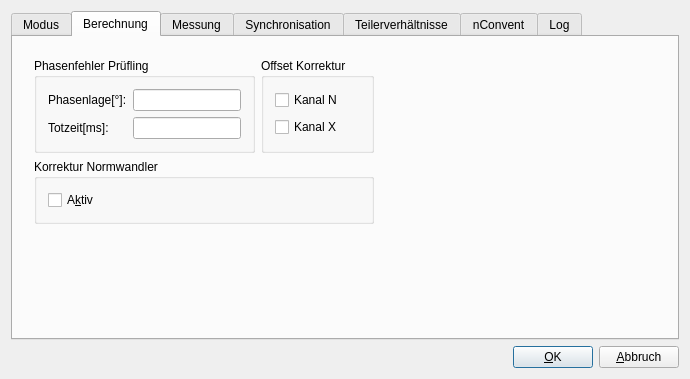
Before: the Qt Designer form wm3000u/confdialogbase.ui in ZeraGmbH/wm-project, drawn with Qt 5.
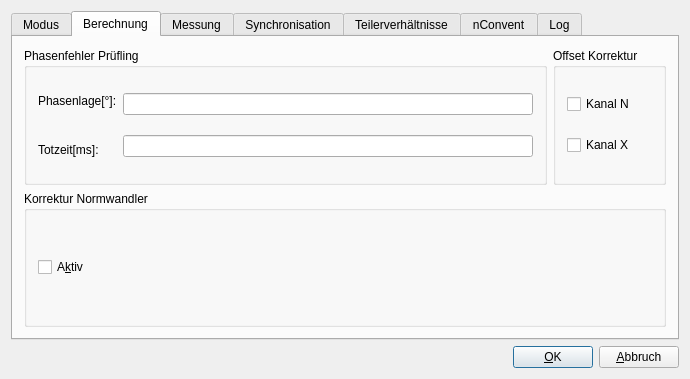
After: the same form once the commit is applied. The open tabs and pages were chosen to show the change.

Commit message: wm3000u/confdialogbase.ui adds nicer "Berechnung" GUI

Patch:
```diff
--- a/wm3000u/confdialogbase.ui
+++ b/wm3000u/confdialogbase.ui
@@ -194,19 +194,6 @@
         <attribute name="title">
          <string>Berechnung</string>
         </attribute>
-        <widget class="QWidget" name="layoutWidget">
-         <property name="geometry">
-          <rect>
-           <x>10</x>
-           <y>10</y>
-           <width>490</width>
-           <height>212</height>
-          </rect>
-         </property>
-         <layout class="QVBoxLayout" name="verticalLayout_11">
-          <item>
-           <layout class="QHBoxLayout" name="horizontalLayout_6">
-            <item>
              <layout class="QVBoxLayout" name="verticalLayout_10">
               <item>
                <layout class="QHBoxLayout" name="horizontalLayout_5">
@@ -314,43 +301,6 @@
                </widget>
               </item>
              </layout>
-            </item>
-            <item>
-             <spacer name="spacer14_2">
-              <property name="orientation">
-               <enum>Qt::Horizontal</enum>
-              </property>
-              <property name="sizeType">
-               <enum>QSizePolicy::Expanding</enum>
-              </property>
-              <property name="sizeHint" stdset="0">
-               <size>
-                <width>17</width>
-                <height>159</height>
-               </size>
-              </property>
-             </spacer>
-            </item>
-           </layout>
-          </item>
-          <item>
-           <spacer name="spacer13_3">
-            <property name="orientation">
-             <enum>Qt::Vertical</enum>
-            </property>
-            <property name="sizeType">
-             <enum>QSizePolicy::Expanding</enum>
-            </property>
-            <property name="sizeHint" stdset="0">
-             <size>
-              <width>488</width>
-              <height>38</height>
-             </size>
-            </property>
-           </spacer>
-          </item>
-         </layout>
-        </widget>
        </widget>
        <widget class="QWidget" name="TabPage">
         <property name="sizePolicy">
```
Left out of the diff: 2 changed lines with no effect on the pictures.
